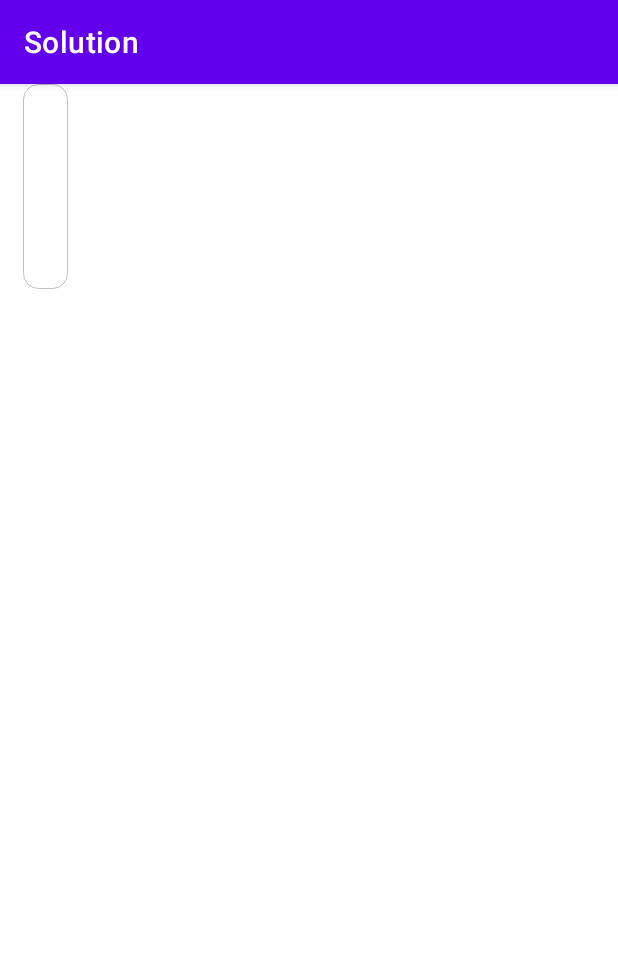
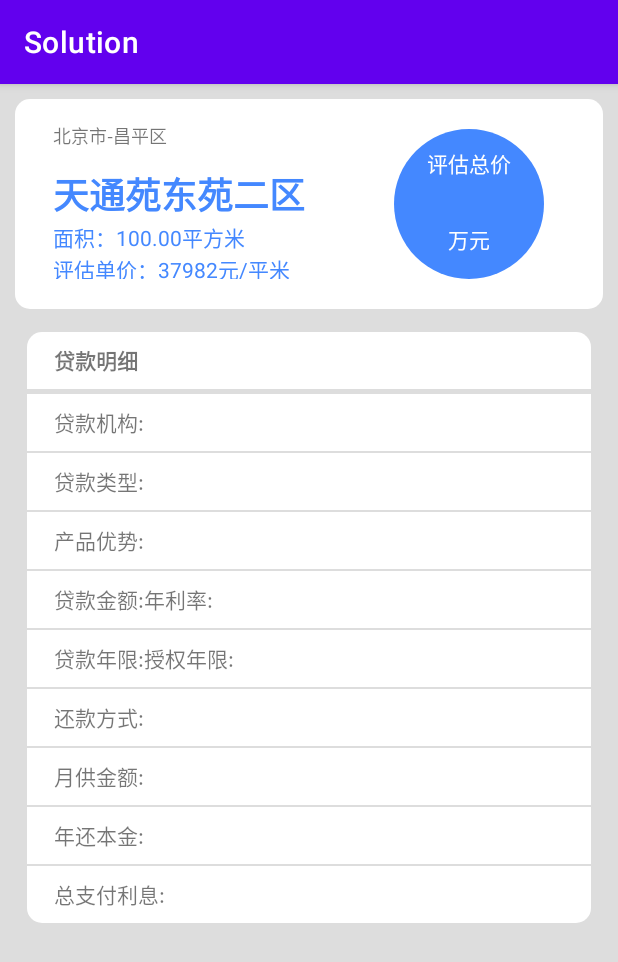
Before and after one commit to WU-SHANG/Solution, an Android app: the PreviewActivity screen opened directly, with no data from a screen before it, on a phone screen of 412 x 824 dp. Shown: the top 962 px of the screen. Run offline under Robolectric (Android 15) with nearby library versions, the phone set to English and light mode, and no system bars.

Commit message:
version 1.3

```diff
--- a/app/src/main/java/com/example/solution/activity/MainActivity.java
+++ b/app/src/main/java/com/example/solution/activity/MainActivity.java
@@ -5,6 +5,7 @@ import androidx.recyclerview.widget.LinearLayoutManager;
 import androidx.recyclerview.widget.RecyclerView;
 
 import android.content.Context;
+import android.content.Intent;
 import android.os.Bundle;
 import android.os.Looper;
 import android.os.SystemClock;
@@ -13,6 +14,7 @@ import android.widget.Toast;
 
 import com.example.solution.R;
 import com.example.solution.adapter.AddressAdapter;
+import com.example.solution.adapter.OnClickMyRecyclerView;
 import com.example.solution.pojo.Address;
 import com.example.solution.util.HttpUtil;
 import com.google.gson.Gson;
@@ -33,15 +35,33 @@ public class MainActivity extends AppCompatActivity {
 
     private List<Address> addressList = new ArrayList<>();
 
+    RecyclerView recyclerView;
+
+    private AddressAdapter addressAdapter = new AddressAdapter();
+
     @Override
     protected void onCreate(Bundle savedInstanceState) {
         super.onCreate(savedInstanceState);
         setContentView(R.layout.activity_main);
+        //加载布局
+        recyclerView = findViewById(R.id.recycler_view);
         //从后端获取地址数据
         getAddressList(this);
         //初始化本地地址数据（死数据）
         //initAddress();
 
+        //注册适配器的点击事件
+        addressAdapter.setOnClickMyRecyclerView(new OnClickMyRecyclerView() {
+            @Override
+            public void myRecylerViewClick(int id) {
+                Address address = addressList.get(id);
+                Toast.makeText(MainActivity.this, "This is " + address.getCellname(), Toast.LENGTH_SHORT).show();
+                //跳转到第二个活动界面
+                Intent intent = new Intent(MainActivity.this, PreviewActivity.class);
+                intent.putExtra("position", id + 1);
+                startActivity(intent);
+            }
+        });
     }
 
     /**
@@ -66,7 +86,7 @@ public class MainActivity extends AppCompatActivity {
      * 获取后端传过来的json数据
      */
     private void getAddressList(Context context) {
-        String url = "http://192.168.0.115:56270/api/houseloans";
+        String url = "http://192.168.0.115:8000/api/houseloans";
         HttpUtil.sendHttpRequest(context, url, new okhttp3.Callback() {
             @Override
             public void onFailure(Call call, IOException e) {
@@ -105,20 +125,20 @@ public class MainActivity extends AppCompatActivity {
                                 Log.d("data", responseData);
                                 //解析
                                 parseJSONWithGSON(responseData);
-                                //加载列表
-                                RecyclerView recyclerView = findViewById(R.id.recycler_view);
+
                                 //需要context对象参数
                                 LinearLayoutManager layoutManager = new LinearLayoutManager(context);
                                 recyclerView.setLayoutManager(layoutManager);
-                                AddressAdapter adapter = new AddressAdapter(addressList);
-                                recyclerView.setAdapter(adapter);
+                                addressAdapter.setmAddressList(addressList);
+                                recyclerView.setAdapter(addressAdapter);
+                                addressAdapter.notifyDataSetChanged();
+
+
                             } catch (Exception e) {
                                 e.printStackTrace();
                             }
 
                         }
-
-                        //Toast.makeText(MainActivity.this, String.valueOf(response.code()), Toast.LENGTH_SHORT).show();
 
                     }
                 });
--- a/app/src/main/java/com/example/solution/activity/PreviewActivity.java
+++ b/app/src/main/java/com/example/solution/activity/PreviewActivity.java
@@ -3,14 +3,19 @@ package com.example.solution.activity;
 import androidx.appcompat.app.AppCompatActivity;
 
 import android.os.Bundle;
+import android.util.Log;
 
 import com.example.solution.R;
 
 public class PreviewActivity extends AppCompatActivity {
 
+    private static final String TAG = "PreviewActivity";
+
     @Override
     protected void onCreate(Bundle savedInstanceState) {
         super.onCreate(savedInstanceState);
         setContentView(R.layout.activity_preview);
+        int pos = getIntent().getIntExtra("position",-1);
+        Log.d(TAG, String.valueOf(pos));
     }
 }
--- a/app/src/main/java/com/example/solution/adapter/AddressAdapter.java
+++ b/app/src/main/java/com/example/solution/adapter/AddressAdapter.java
@@ -1,14 +1,19 @@
 package com.example.solution.adapter;
 
+import android.content.Context;
+import android.content.Intent;
 import android.view.LayoutInflater;
 import android.view.View;
 import android.view.ViewGroup;
 import android.widget.TextView;
+import android.widget.Toast;
 
 import androidx.annotation.NonNull;
 import androidx.recyclerview.widget.RecyclerView;
 
 import com.example.solution.R;
+import com.example.solution.activity.MainActivity;
+import com.example.solution.activity.PreviewActivity;
 import com.example.solution.pojo.Address;
 
 import java.util.List;
@@ -16,29 +21,51 @@ import java.util.List;
 
 public class AddressAdapter extends RecyclerView.Adapter<AddressAdapter.ViewHolder> {
     private List<Address> mAddressList;
+    private OnClickMyRecyclerView mOnClickMyRecyclerView;
 
     static class ViewHolder extends RecyclerView.ViewHolder {
+        View addressView;
         TextView addressDistrict;
         TextView addressCellname;
         TextView addressBuilding;
 
         public ViewHolder(View view) {
             super(view);
+            addressView = view;
             addressDistrict = (TextView) view.findViewById(R.id.address_district);
             addressCellname = (TextView) view.findViewById(R.id.address_cellname);
             addressBuilding = (TextView) view.findViewById(R.id.address_building);
         }
     }
 
-    public AddressAdapter(List<Address> addressList) {
-        mAddressList = addressList;
+//    public AddressAdapter(List<Address> addressList) {
+//        mAddressList = addressList;
+//    }
+
+
+    public void setmAddressList(List<Address> mAddressList) {
+        this.mAddressList = mAddressList;
     }
-
 
     @Override
     public ViewHolder onCreateViewHolder(ViewGroup parent, int viewType) {
         View view = LayoutInflater.from(parent.getContext()).inflate(R.layout.address_item, parent, false);
-        ViewHolder holder = new ViewHolder(view);
+        final ViewHolder holder = new ViewHolder(view);
+        holder.addressView.setOnClickListener(new View.OnClickListener() {
+            @Override
+            public void onClick(View v) {
+                int position = holder.getAdapterPosition();
+                //回调给activity，让活动处理事件
+                mOnClickMyRecyclerView.myRecylerViewClick(position);
+
+//                Address address = mAddressList.get(position);
+//                Toast.makeText(v.getContext(), "This is "+ address.getCellname(), Toast.LENGTH_SHORT).show();
+//                //跳转到第二个活动界面
+//                Intent intent = new Intent(v.getContext(), PreviewActivity.class);
+//                intent.putExtra("position", position);
+//                v.getContext().startActivity(intent);
+            }
+        });
         return holder;
     }
 
@@ -54,4 +81,12 @@ public class AddressAdapter extends RecyclerView.Adapter<AddressAdapter.ViewHold
     public int getItemCount() {
         return mAddressList.size();
     }
+
+    /**
+     * 注册函数
+     * @param onClickMyRecyclerView
+     */
+    public void setOnClickMyRecyclerView(OnClickMyRecyclerView onClickMyRecyclerView){
+        this.mOnClickMyRecyclerView = onClickMyRecyclerView;
+    }
 }
--- /dev/null
+++ b/app/src/main/java/com/example/solution/adapter/OnClickMyRecyclerView.java
@@ -0,0 +1,9 @@
+package com.example.solution.adapter;
+
+public interface OnClickMyRecyclerView {
+    /**
+     * 列表点击事件的回调函数
+     * @param id
+     */
+    void myRecylerViewClick(int id);
+}
--- a/app/src/main/res/drawable/item_bg.xml
+++ b/app/src/main/res/drawable/item_bg.xml
@@ -1,10 +1,13 @@
 <?xml version="1.0" encoding="utf-8"?>
 <shape xmlns:android="http://schemas.android.com/apk/res/android">
 
+    <!--
+        solid 填充
+        stroke 边框
+        corners 角
+        size 固定大小
+    -->
     <solid android:color="#ffffff" />
-    <stroke
-        android:width="0.01dp"
-        android:color="#bfbfbf" />
     <corners
         android:radius="10dp"
         />
--- /dev/null
+++ b/app/src/main/res/drawable/oval.xml
@@ -0,0 +1,23 @@
+<?xml version="1.0" encoding="utf-8"?>
+<shape
+    xmlns:android="http://schemas.android.com/apk/res/android"
+    android:shape="oval"
+    android:useLevel="false">
+
+    <!--
+        android:shape
+        矩形（rectangle）、椭圆（oval）、线（line）、圆环（ring）
+
+        渐变：
+        <gradient android:startColor="@android:color/white"
+            android:endColor="@android:color/black"
+            android:angle="0"></gradient>
+        angle 渐变角度,0:左到右;90:下到上;180:右到左;270:上到下
+    -->
+
+    <solid android:color="@color/blue"/>
+    <size
+        android:width="40dp"
+        android:height="40dp"/>
+
+</shape>
--- a/app/src/main/res/layout/activity_preview.xml
+++ b/app/src/main/res/layout/activity_preview.xml
@@ -4,74 +4,12 @@
     xmlns:tools="http://schemas.android.com/tools"
     android:layout_width="match_parent"
     android:layout_height="match_parent"
-    tools:context=".activity.PreviewActivity">
+    android:orientation="vertical"
+    tools:context=".activity.PreviewActivity"
+    android:background="@color/gray">
 
-    <LinearLayout
-        android:id="@+id/head"
-        android:layout_width="match_parent"
-        android:layout_height="wrap_content"
-        android:orientation="horizontal">
+    <include layout="@layout/preview_head"/>
 
-        <LinearLayout
-            android:id="@+id/head_left"
-            android:layout_width="wrap_content"
-            android:layout_height="wrap_content"
-            android:orientation="vertical"
-            android:layout_marginLeft="15dp"
-            android:layout_marginBottom="20dp"
-            android:layout_marginRight="15dp"
-            android:paddingLeft="30dp"
-            android:paddingTop="15dp"
-            android:paddingBottom="20dp"
-            android:background="@drawable/item_bg">
-
-            <TextView
-                android:id="@+id/preview_district"
-                android:layout_width="wrap_content"
-                android:layout_height="wrap_content"
-                android:textSize="14sp"/>
-            <TextView
-                android:id="@+id/preview_cellname"
-                android:layout_width="match_parent"
-                android:layout_height="wrap_content"
-                android:textSize="24sp"
-                android:textColor="#6bf" />
-            <TextView
-                android:id="@+id/preview_building"
-                android:layout_width="match_parent"
-                android:layout_height="wrap_content"
-                android:textSize="18sp"
-                android:textColor="#6bf" />
-            <TextView
-                android:id="@+id/preview_price"
-                android:layout_width="match_parent"
-                android:layout_height="wrap_content"
-                android:textSize="18sp"
-                android:textColor="#6bf" />
-        </LinearLayout>
-        <LinearLayout
-            android:id="@+id/head_right"
-            android:layout_width="wrap_content"
-            android:layout_height="wrap_content"
-            android:orientation="vertical">
-
-            <TextView
-                android:layout_width="wrap_content"
-                android:layout_height="wrap_content"
-                android:text="评估总价"
-                android:textSize="18sp"
-                android:textColor="@color/white"
-                android:layout_gravity="center_horizontal"/>
-            <TextView
-                android:layout_width="wrap_content"
-                android:layout_height="wrap_content"
-                android:text="万元"
-                android:textSize="18sp"
-                android:textColor="@color/white"
-                android:layout_gravity="center_horizontal"/>
-
-        </LinearLayout>
-
-    </LinearLayout>
+    <include layout="@layout/preview_body"/>
 
 </LinearLayout>
--- a/app/src/main/res/layout/address_item.xml
+++ b/app/src/main/res/layout/address_item.xml
@@ -3,7 +3,7 @@
     android:layout_width="match_parent"
     android:layout_height="wrap_content"
     android:orientation="vertical"
-    android:background="#aaa">
+    android:background="@color/gray">
 
     <LinearLayout
         android:layout_width="match_parent"
@@ -29,14 +29,14 @@
             android:layout_width="match_parent"
             android:layout_height="wrap_content"
             android:textSize="24sp"
-            android:textColor="#6bf" />
+            android:textColor="@color/blue" />
 
         <TextView
             android:id="@+id/address_building"
             android:layout_width="match_parent"
             android:layout_height="wrap_content"
             android:textSize="18sp"
-            android:textColor="#6bf" />
+            android:textColor="@color/blue" />
     </LinearLayout>
 
 
--- /dev/null
+++ b/app/src/main/res/layout/preview_body.xml
@@ -0,0 +1,241 @@
+<?xml version="1.0" encoding="utf-8"?>
+<LinearLayout xmlns:android="http://schemas.android.com/apk/res/android"
+    android:layout_width="match_parent"
+    android:layout_height="wrap_content"
+    android:orientation="vertical"
+    android:layout_marginTop="15dp"
+    android:layout_marginLeft="18dp"
+    android:layout_marginRight="18dp"
+    android:background="@drawable/item_bg">
+
+    <!--贷款明细-->
+    <TextView
+        android:layout_width="wrap_content"
+        android:layout_height="@dimen/layout_height"
+        android:paddingLeft="@dimen/padding_left"
+        android:text="贷款明细"
+        android:textSize="@dimen/text_size"
+        android:textStyle="bold"
+        android:gravity="center_vertical"/>
+
+    <View android:layout_height="5px" android:background="@color/gray" android:layout_width="wrap_content"/>
+
+    <!--贷款机构-->
+    <LinearLayout
+        android:layout_width="wrap_content"
+        android:layout_height="wrap_content"
+        android:orientation="horizontal">
+
+        <TextView
+            android:layout_width="wrap_content"
+            android:layout_height="@dimen/layout_height"
+            android:paddingLeft="@dimen/padding_left"
+            android:text="贷款机构:"
+            android:textSize="@dimen/text_size"
+            android:gravity="center_vertical"/>
+        <TextView
+            android:layout_width="wrap_content"
+            android:layout_height="@dimen/layout_height"
+            android:textSize="@dimen/text_size"
+            android:textColor="@color/blue"/>
+    </LinearLayout>
+
+    <View android:layout_height="@dimen/line_height" android:background="@color/gray" android:layout_width="wrap_content"/>
+
+    <!--贷款类型-->
+    <LinearLayout
+        android:layout_width="wrap_content"
+        android:layout_height="wrap_content"
+        android:orientation="horizontal">
+
+        <TextView
+            android:layout_width="wrap_content"
+            android:layout_height="@dimen/layout_height"
+            android:paddingLeft="@dimen/padding_left"
+            android:text="贷款类型:"
+            android:textSize="@dimen/text_size"
+            android:gravity="center_vertical"/>
+        <TextView
+            android:layout_width="wrap_content"
+            android:layout_height="@dimen/layout_height"
+            android:textSize="@dimen/text_size"
+            android:textColor="@color/blue"/>
+    </LinearLayout>
+
+    <View android:layout_height="@dimen/line_height" android:background="@color/gray" android:layout_width="wrap_content"/>
+
+    <!--产品优势-->
+    <LinearLayout
+        android:layout_width="wrap_content"
+        android:layout_height="wrap_content"
+        android:orientation="horizontal">
+
+        <TextView
+            android:layout_width="wrap_content"
+            android:layout_height="@dimen/layout_height"
+            android:paddingLeft="@dimen/padding_left"
+            android:text="产品优势:"
+            android:textSize="@dimen/text_size"
+            android:gravity="center_vertical"/>
+        <TextView
+            android:layout_width="wrap_content"
+            android:layout_height="@dimen/layout_height"
+            android:textSize="@dimen/text_size"
+            android:textColor="@color/blue"/>
+    </LinearLayout>
+
+    <View android:layout_height="@dimen/line_height" android:background="@color/gray" android:layout_width="wrap_content"/>
+
+    <!--贷款金额和年利率-->
+    <LinearLayout
+        android:layout_width="wrap_content"
+        android:layout_height="wrap_content"
+        android:orientation="horizontal">
+
+        <TextView
+            android:layout_width="wrap_content"
+            android:layout_height="@dimen/layout_height"
+            android:paddingLeft="@dimen/padding_left"
+            android:text="贷款金额:"
+            android:textSize="@dimen/text_size"
+            android:gravity="center_vertical"/>
+        <TextView
+            android:layout_width="wrap_content"
+            android:layout_height="@dimen/layout_height"
+            android:textSize="@dimen/text_size"
+            android:textColor="@color/blue"/>
+        <TextView
+            android:layout_width="wrap_content"
+            android:layout_height="@dimen/layout_height"
+            android:text="年利率:"
+            android:textSize="@dimen/text_size"
+            android:gravity="center_vertical"/>
+        <TextView
+            android:layout_width="wrap_content"
+            android:layout_height="@dimen/layout_height"
+            android:textSize="@dimen/text_size"
+            android:textColor="@color/blue"/>
+    </LinearLayout>
+
+    <View android:layout_height="@dimen/line_height" android:background="@color/gray" android:layout_width="wrap_content"/>
+
+    <!--贷款年限和授权年限-->
+    <LinearLayout
+        android:layout_width="wrap_content"
+        android:layout_height="wrap_content"
+        android:orientation="horizontal">
+
+        <TextView
+            android:layout_width="wrap_content"
+            android:layout_height="@dimen/layout_height"
+            android:paddingLeft="@dimen/padding_left"
+            android:text="贷款年限:"
+            android:textSize="@dimen/text_size"
+            android:gravity="center_vertical"/>
+        <TextView
+            android:layout_width="wrap_content"
+            android:layout_height="@dimen/layout_height"
+            android:textSize="@dimen/text_size"
+            android:textColor="@color/blue"/>
+        <TextView
+            android:layout_width="wrap_content"
+            android:layout_height="@dimen/layout_height"
+            android:text="授权年限:"
+            android:textSize="@dimen/text_size"
+            android:gravity="center_vertical"/>
+        <TextView
+            android:layout_width="wrap_content"
+            android:layout_height="@dimen/layout_height"
+            android:textSize="@dimen/text_size"
+            android:textColor="@color/blue"/>
+    </LinearLayout>
+
+    <View android:layout_height="@dimen/line_height" android:background="@color/gray" android:layout_width="wrap_content"/>
+
+    <!--还款方式-->
+    <LinearLayout
+        android:layout_width="wrap_content"
+        android:layout_height="wrap_content"
+        android:orientation="horizontal">
+
+        <TextView
+            android:layout_width="wrap_content"
+            android:layout_height="@dimen/layout_height"
+            android:paddingLeft="@dimen/padding_left"
+            android:text="还款方式:"
+            android:textSize="@dimen/text_size"
+            android:gravity="center_vertical"/>
+        <TextView
+            android:layout_width="wrap_content"
+            android:layout_height="@dimen/layout_height"
+            android:textSize="@dimen/text_size"
+            android:textColor="@color/blue"/>
+    </LinearLayout>
+
+    <View android:layout_height="@dimen/line_height" android:background="@color/gray" android:layout_width="wrap_content"/>
+
+    <!--月供金额-->
+    <LinearLayout
+        android:layout_width="wrap_content"
+        android:layout_height="wrap_content"
+        android:orientation="horizontal">
+
+        <TextView
+            android:layout_width="wrap_content"
+            android:layout_height="@dimen/layout_height"
+            android:paddingLeft="@dimen/padding_left"
+            android:text="月供金额:"
+            android:textSize="@dimen/text_size"
+            android:gravity="center_vertical"/>
+        <TextView
+            android:layout_width="wrap_content"
+            android:layout_height="@dimen/layout_height"
+            android:textSize="@dimen/text_size"
+            android:textColor="@color/blue"/>
+    </LinearLayout>
+
+    <View android:layout_height="@dimen/line_height" android:background="@color/gray" android:layout_width="wrap_content"/>
+
+    <!--年还本金-->
+    <LinearLayout
+        android:layout_width="wrap_content"
+        android:layout_height="wrap_content"
+        android:orientation="horizontal">
+
+        <TextView
+            android:layout_width="wrap_content"
+            android:layout_height="@dimen/layout_height"
+            android:paddingLeft="@dimen/padding_left"
+            android:text="年还本金:"
+            android:textSize="@dimen/text_size"
+            android:gravity="center_vertical"/>
+        <TextView
+            android:layout_width="wrap_content"
+            android:layout_height="@dimen/layout_height"
+            android:textSize="@dimen/text_size"
+            android:textColor="@color/blue"/>
+    </LinearLayout>
+
+    <View android:layout_height="@dimen/line_height" android:background="@color/gray" android:layout_width="wrap_content"/>
+
+    <!--总支付利息-->
+    <LinearLayout
+        android:layout_width="wrap_content"
+        android:layout_height="wrap_content"
+        android:orientation="horizontal">
+
+        <TextView
+            android:layout_width="wrap_content"
+            android:layout_height="@dimen/layout_height"
+            android:paddingLeft="@dimen/padding_left"
+            android:text="总支付利息:"
+            android:textSize="@dimen/text_size"
+            android:gravity="center_vertical"/>
+        <TextView
+            android:layout_width="wrap_content"
+            android:layout_height="@dimen/layout_height"
+            android:textSize="@dimen/text_size"
+            android:textColor="@color/blue"/>
+    </LinearLayout>
+
+</LinearLayout>
--- /dev/null
+++ b/app/src/main/res/layout/preview_head.xml
@@ -0,0 +1,93 @@
+<LinearLayout xmlns:android="http://schemas.android.com/apk/res/android"
+    xmlns:app="http://schemas.android.com/apk/res-auto"
+    xmlns:tools="http://schemas.android.com/tools"
+    android:layout_width="match_parent"
+    android:layout_height="140dp"
+    android:orientation="horizontal"
+    android:layout_marginTop="10dp"
+    android:layout_marginLeft="10dp"
+    android:layout_marginRight="10dp"
+    android:background="@drawable/item_bg">
+
+    <!--左边数据-->
+    <LinearLayout
+        android:id="@+id/head_left"
+        android:layout_width="222dp"
+        android:layout_height="wrap_content"
+        android:layout_marginLeft="15dp"
+        android:layout_marginRight="15dp"
+        android:layout_marginBottom="20dp"
+        android:background="@drawable/item_bg"
+        android:orientation="vertical"
+        android:paddingLeft="10dp"
+        android:paddingTop="15dp">
+
+        <TextView
+            android:id="@+id/pre_district"
+            android:layout_width="wrap_content"
+            android:layout_height="30dp"
+            android:text="北京市-昌平区"
+            android:textSize="12sp" />
+
+        <TextView
+            android:id="@+id/pre_cellname"
+            android:layout_width="200dp"
+            android:layout_height="36dp"
+            android:text="天通苑东苑二区"
+            android:textColor="@color/blue"
+            android:textSize="24sp"
+            android:textStyle="bold" />
+
+        <TextView
+            android:id="@+id/pre_area"
+            android:layout_width="match_parent"
+            android:layout_height="wrap_content"
+            android:text="面积：100.00平方米"
+            android:textColor="@color/blue"
+            android:textSize="14sp" />
+
+        <TextView
+            android:id="@+id/pre_price"
+            android:layout_width="match_parent"
+            android:layout_height="wrap_content"
+            android:text="评估单价：37982元/平米"
+            android:textColor="@color/blue"
+            android:textSize="14sp" />
+    </LinearLayout>
+
+    <!--右边数据-->
+    <LinearLayout
+        android:id="@+id/head_right"
+        android:layout_width="100dp"
+        android:layout_height="100dp"
+        android:layout_marginTop="20dp"
+        android:orientation="vertical"
+        android:background="@drawable/oval">
+
+        <TextView
+            android:layout_width="wrap_content"
+            android:layout_height="wrap_content"
+            android:text="评估总价"
+            android:textSize="14sp"
+            android:textColor="@color/white"
+            android:layout_marginTop="12dp"
+            android:layout_gravity="center_horizontal"/>
+        <TextView
+            android:id="@+id/pre_total"
+            android:layout_width="wrap_content"
+            android:layout_height="wrap_content"
+            android:textSize="22sp"
+            android:textColor="@color/white"
+            android:textStyle="bold"
+            android:layout_gravity="center_horizontal"/>
+        <TextView
+            android:layout_width="wrap_content"
+            android:layout_height="wrap_content"
+            android:text="万元"
+            android:textSize="14sp"
+            android:textColor="@color/white"
+            android:layout_gravity="center_horizontal"/>
+
+    </LinearLayout>
+
+</LinearLayout>
--- a/app/src/main/res/values/colors.xml
+++ b/app/src/main/res/values/colors.xml
@@ -7,4 +7,7 @@
     <color name="teal_700">#FF018786</color>
     <color name="black">#FF000000</color>
     <color name="white">#FFFFFFFF</color>
+
+    <color name="gray">#DDD</color>
+    <color name="blue">#48F</color>
 </resources>
--- /dev/null
+++ b/app/src/main/res/values/dimens.xml
@@ -0,0 +1,7 @@
+<?xml version="1.0" encoding="utf-8"?>
+<resources>
+    <dimen name="layout_height">38dp</dimen>
+    <dimen name="line_height">1dp</dimen>
+    <dimen name="text_size">14sp</dimen>
+    <dimen name="padding_left">18sp</dimen>
+</resources>
```
Also changed, not shown: app/src/main/AndroidManifest.xml (+6 -1 lines), 1 other file.
